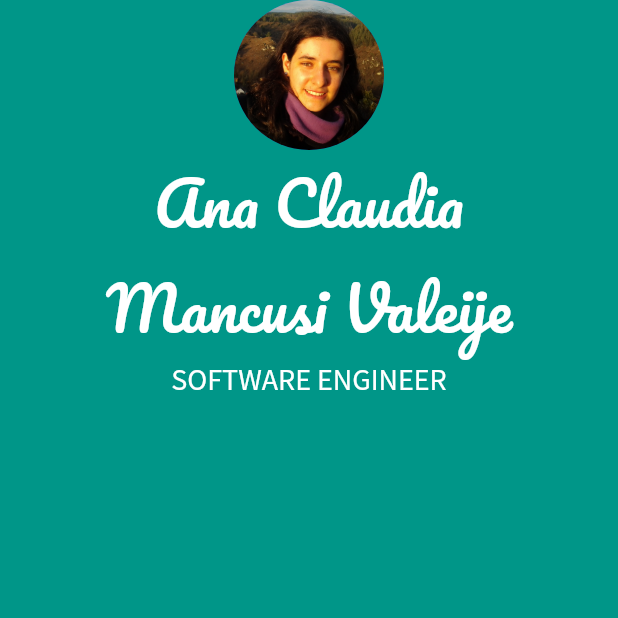
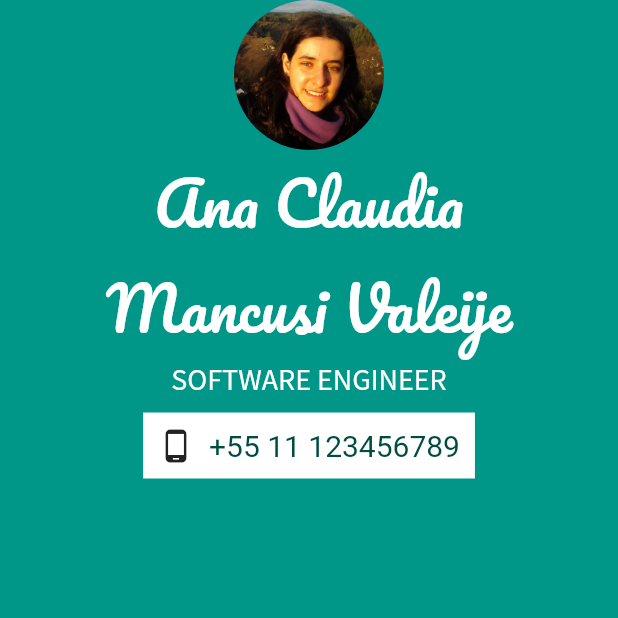
Before and after one commit to anavaleije/flutter-studies, a Flutter app: the screen it shows after launch, on a phone screen of 412 x 824 dp, the top half of it. Run offline on Flutter 3.47's test engine with Material 2 defaults, Android fonts, the phone set to English and light mode, and no system bars; Roboto replaces fonts that are missing (Source Sans Pro).

Commit message:
Add phone number

```diff
--- a/mi_card_flutter/lib/main.dart
+++ b/mi_card_flutter/lib/main.dart
@@ -41,6 +41,25 @@ class MyApp extends StatelessWidget {
                         color: Colors.white,
                       ),
                     ),
+                    Container(
+                      color: Colors.white,
+                      margin: EdgeInsets.symmetric(vertical: 10.0, horizontal: 25.0),
+                      padding: EdgeInsets.all(10.0),
+                      child: Row(
+                        children: <Widget>[
+                          Icon(Icons.phone_android),
+                          SizedBox(width: 10),
+                          Text(
+                            '+55 11 123456789',
+                            style: TextStyle(
+                              color: Colors.teal.shade900,
+                              fontFamily: 'Source Sans Pro',
+                              fontSize: 20.0,
+                            ),
+                          ),
+                        ],
+                      ),
+                    ),
                   ],
                 ),
               ],
```
